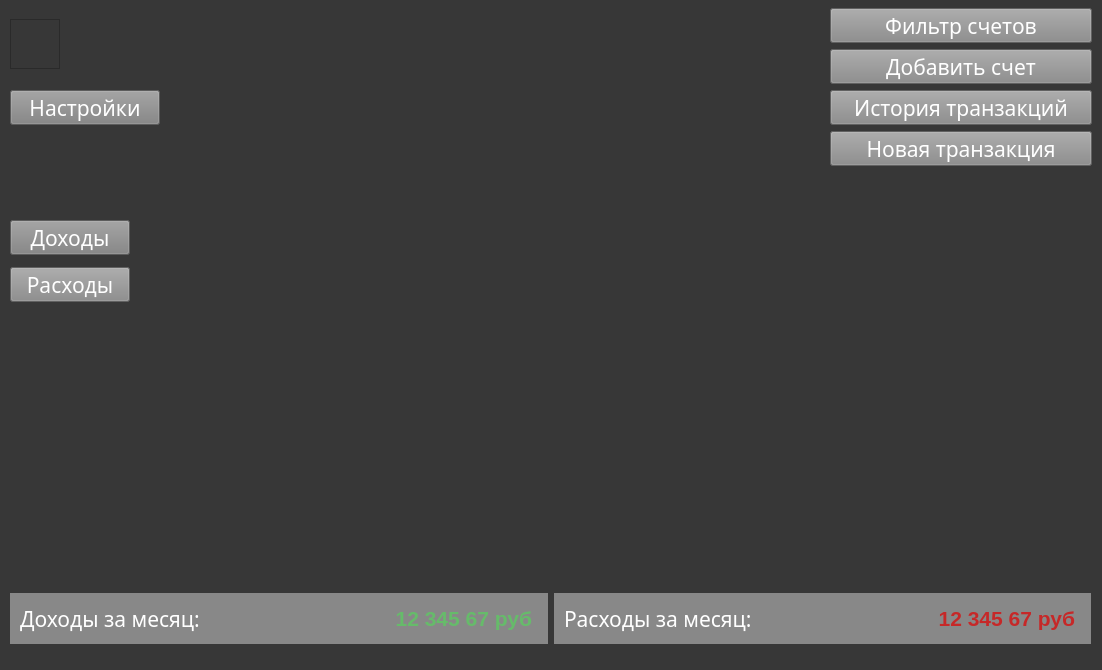
Qt form ui/main.ui (Protocs/OkayMoney) before a commit.
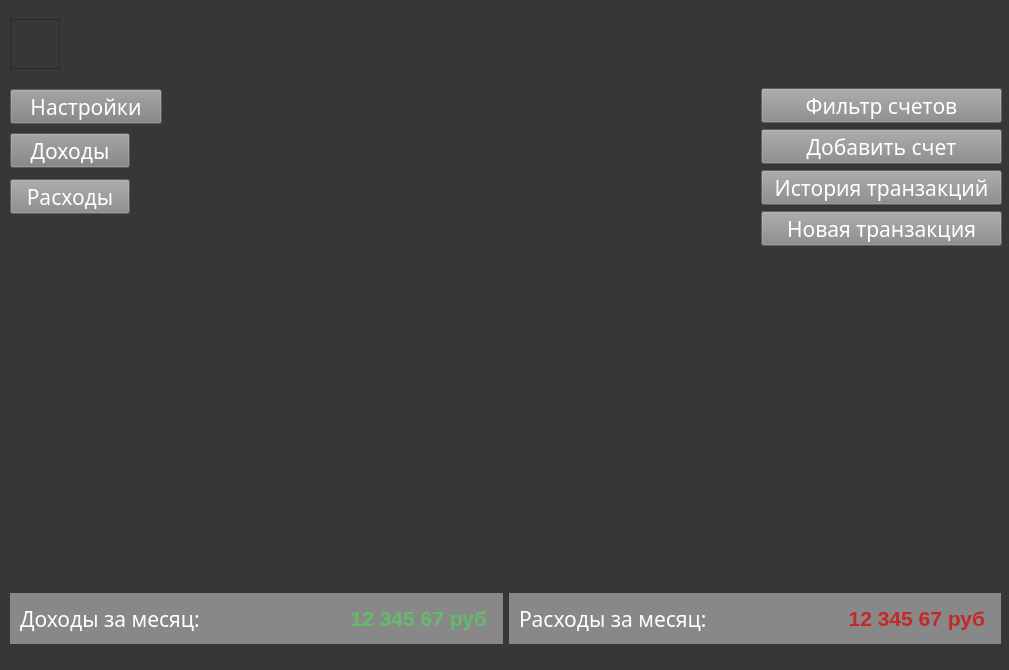
The same form after that commit.

Commit message: Поправил главное окно

```diff
--- a/ui/main.ui
+++ b/ui/main.ui
@@ -6,7 +6,7 @@
    <rect>
     <x>0</x>
     <y>0</y>
-    <width>1102</width>
+    <width>1009</width>
     <height>670</height>
    </rect>
   </property>
@@ -27,9 +27,9 @@
    <widget class="QWidget" name="pie_place" native="true">
     <property name="geometry">
      <rect>
-      <x>200</x>
+      <x>290</x>
       <y>60</y>
-      <width>611</width>
+      <width>431</width>
       <height>471</height>
      </rect>
     </property>
@@ -37,9 +37,9 @@
    <widget class="QWidget" name="layoutWidget">
     <property name="geometry">
      <rect>
-      <x>830</x>
-      <y>0</y>
-      <width>262</width>
+      <x>761</x>
+      <y>80</y>
+      <width>241</width>
       <height>171</height>
      </rect>
     </property>
@@ -173,15 +173,44 @@
     <property name="geometry">
      <rect>
       <x>10</x>
-      <y>210</y>
-      <width>131</width>
-      <height>101</height>
+      <y>80</y>
+      <width>152</width>
+      <height>141</height>
      </rect>
     </property>
     <layout class="QVBoxLayout" name="verticalLayout_4">
      <property name="spacing">
       <number>0</number>
      </property>
+     <item>
+      <widget class="QPushButton" name="settings_btn">
+       <property name="minimumSize">
+        <size>
+         <width>150</width>
+         <height>35</height>
+        </size>
+       </property>
+       <property name="maximumSize">
+        <size>
+         <width>160</width>
+         <height>35</height>
+        </size>
+       </property>
+       <property name="font">
+        <font>
+         <family>Gotham Pro Medium</family>
+         <pointsize>16</pointsize>
+        </font>
+       </property>
+       <property name="styleSheet">
+        <string notr="true">text-align:center;
+background-color: rgb(129, 129, 129);</string>
+       </property>
+       <property name="text">
+        <string>Настройки</string>
+       </property>
+      </widget>
+     </item>
      <item>
       <widget class="QPushButton" name="OnlyIncomes">
        <property name="minimumSize">
@@ -247,7 +276,7 @@
      <rect>
       <x>10</x>
       <y>593</y>
-      <width>1081</width>
+      <width>991</width>
       <height>51</height>
      </rect>
     </property>
@@ -350,42 +379,7 @@
      </item>
     </layout>
    </widget>
-   <widget class="QPushButton" name="settings_btn">
-    <property name="geometry">
-     <rect>
-      <x>10</x>
-      <y>90</y>
-      <width>150</width>
-      <height>35</height>
-     </rect>
-    </property>
-    <property name="minimumSize">
-     <size>
-      <width>150</width>
-      <height>35</height>
-     </size>
-    </property>
-    <property name="maximumSize">
-     <size>
-      <width>160</width>
-      <height>35</height>
-     </size>
-    </property>
-    <property name="font">
-     <font>
-      <family>Gotham Pro Medium</family>
-      <pointsize>16</pointsize>
-     </font>
-    </property>
-    <property name="styleSheet">
-     <string notr="true">text-align:center;
-background-color: rgb(129, 129, 129);</string>
-    </property>
-    <property name="text">
-     <string>Настройки</string>
-    </property>
-   </widget>
-   <widget class="QWidget" name="">
+   <widget class="QWidget" name="layoutWidget">
     <property name="geometry">
      <rect>
       <x>10</x>
```
Left out of the diff: 4 changed lines with no effect on the pictures.
